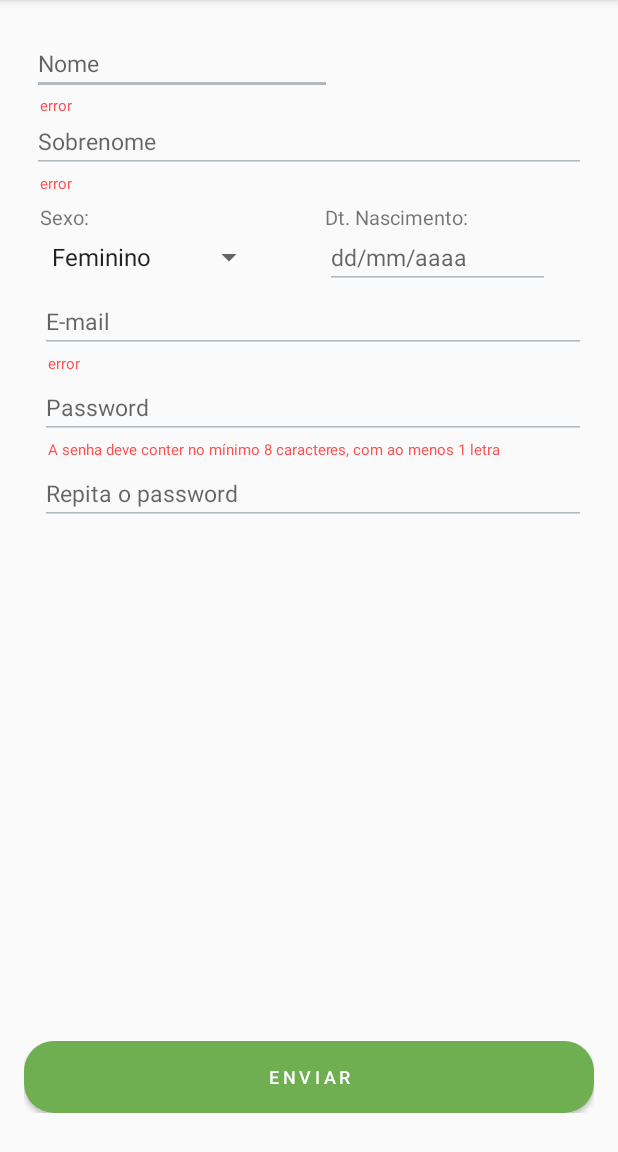
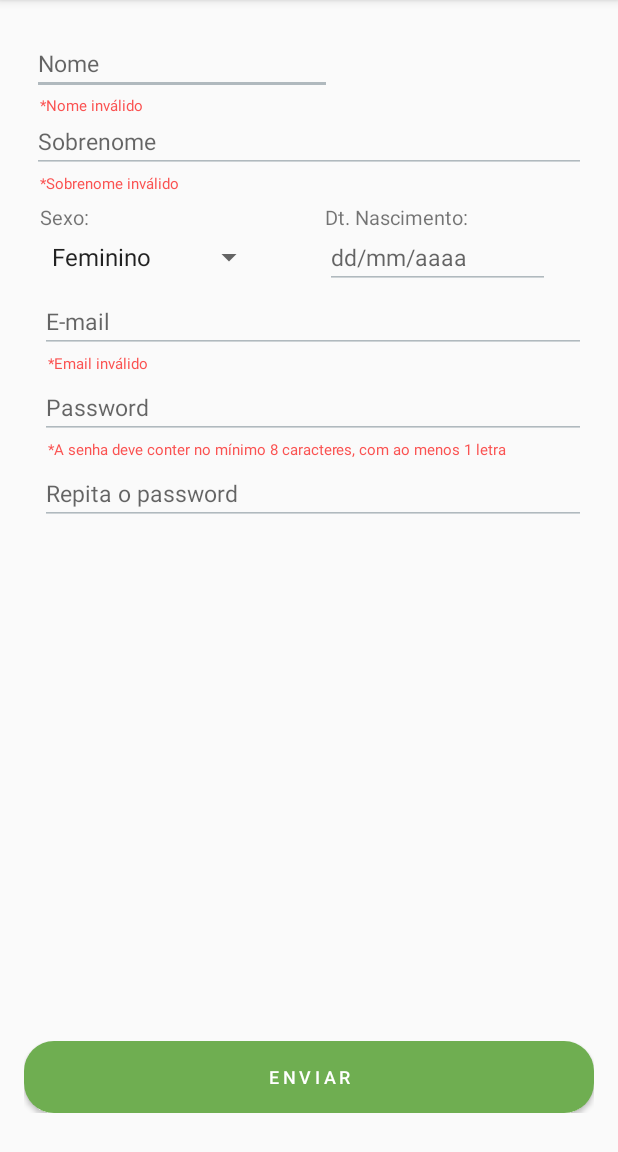
Before and after one commit to FelipeMariano/applica-android, an Android app: the SignupActivity screen opened directly, with no data from a screen before it, after a tap on "ENVIAR", on a phone screen of 412 x 824 dp, the part 84-1236 px from its top. Run offline under Robolectric (Android 15) with nearby library versions, the phone set to English and light mode, and no system bars; libraries missing offline, so code that uses them is left out: org.springframework.http, org.springframework.web.

Commit message:
Adds some validations and start to add lote value to aplicacoes

```diff
--- a/app/src/main/java/br/com/app/applica/activity/SignupActivity.java
+++ b/app/src/main/java/br/com/app/applica/activity/SignupActivity.java
@@ -67,15 +67,32 @@ public class SignupActivity extends AppCompatActivity {
 
         System.out.println(password.getText().toString());
         System.out.println(confirmPassword.getText().toString());
-        if(!isValidPassword(password.getText().toString(), confirmPassword.getText().toString()))
-            return false;
 
+        Boolean isValid = true;
         USER.setPassword(password.getText().toString());
         USER.setEmail(email.getText().toString());
         USER.setDt_nasc(dtNasc.getText().toString());
         USER.setSexo(sexo.getSelectedItem().toString());
         USER.setNome(nome.getText().toString());
         USER.setSobrenome(sobrenome.getText().toString());
+
+
+        if(!isValidPassword(USER.getPassword(), confirmPassword.getText().toString()))
+            isValid = false;
+
+        if(!isValidEmail(USER.getEmail()))
+            isValid = false;
+
+        if(!isValidNome(USER.getNome()))
+            isValid = false;
+
+        if(!isValidSobrenome(USER.getSobrenome()))
+            isValid = false;
+
+
+        if(!isValid)
+            return false;
+
 
         System.out.println(USER.getPassword());
         System.out.println(USER.getEmail());
@@ -84,11 +101,51 @@ public class SignupActivity extends AppCompatActivity {
         System.out.println(USER.getSobrenome());
         System.out.println(USER.getSexo());
 
-        if(USER.getNome() == null || USER.getSobrenome() == null || USER.getSexo() == null || USER.getEmail() == null || USER.getDt_nasc() == null)
-            return false;
-
         return true;
 
+    }
+
+    private boolean isValidNome(String nome){
+        Boolean isValid = true;
+
+        TextView errorNome = (TextView) findViewById(R.id.error_signup_nome);
+
+        if ((nome == null) || (nome.length() < 1)){
+            isValid = false;
+            errorNome.setText("*Nome inválido");
+        }else{
+            errorNome.setText("");
+        }
+
+        return isValid;
+    }
+
+    private boolean isValidSobrenome(String sobrenome){
+        Boolean isValid = true;
+        TextView errorSobrenome = (TextView) findViewById(R.id.error_signup_sobrenome);
+
+        if((sobrenome == null) || (sobrenome.length() < 1)){
+            isValid = false;
+            errorSobrenome.setText("*Sobrenome inválido");
+        }else{
+            errorSobrenome.setText("");
+        }
+
+        return isValid;
+    }
+
+    private boolean isValidEmail(String email){
+        Boolean isValid = true;
+        TextView errorEmail = (TextView) findViewById(R.id.error_signup_email);
+
+        if((email == null) || (email.length() < 5)){
+            isValid = false;
+            errorEmail.setText("*Email inválido");
+        }else{
+            errorEmail.setText("");
+        }
+
+        return isValid;
     }
 
     private boolean isValidPassword(String password, String repeatedPassword){
@@ -98,7 +155,9 @@ public class SignupActivity extends AppCompatActivity {
 
         if((password == null) || (password.length() <  8)){
             isValid = false;
-            errorPass.setText("A senha deve conter no mínimo 8 caracteres, com ao menos 1 letra");
+            errorPass.setText("*A senha deve conter no mínimo 8 caracteres, com ao menos 1 letra");
+        }else{
+            errorPass.setText("");
         }
 
         if(!password.equals(repeatedPassword)){
--- a/app/src/main/res/layout/activity_signup.xml
+++ b/app/src/main/res/layout/activity_signup.xml
@@ -29,7 +29,6 @@
             android:layout_marginLeft="5dp"
             android:layout_below="@+id/signup_nome"
             android:textSize="10sp"
-            android:text="error"
             android:textColor="@color/colorRed"
             android:layout_width="wrap_content"
             android:layout_height="wrap_content" />
@@ -51,7 +50,6 @@
             android:layout_marginLeft="5dp"
             android:layout_below="@+id/signup_sobrenome"
             android:textSize="10sp"
-            android:text="error"
             android:textColor="@color/colorRed"
             android:layout_width="wrap_content"
             android:layout_height="wrap_content" />
@@ -122,7 +120,6 @@
             android:layout_below="@+id/signup_email"
             android:layout_marginLeft="5dp"
             android:textSize="10sp"
-            android:text="error"
             android:textColor="@color/colorRed"
             android:layout_width="wrap_content"
             android:layout_height="wrap_content" />
@@ -145,7 +142,6 @@
             android:layout_below="@+id/signup_password"
             android:layout_marginLeft="5dp"
             android:textSize="10sp"
-            android:text="error"
             android:textColor="@color/colorRed"
             android:layout_width="wrap_content"
             android:layout_height="wrap_content" />
@@ -167,7 +163,6 @@
             android:layout_below="@+id/signup_password_repeat"
             android:layout_marginLeft="5dp"
             android:textSize="10sp"
-            android:text="error"
             android:textColor="@color/colorRed"
             android:layout_width="wrap_content"
             android:layout_height="wrap_content" />
--- a/app/src/main/res/layout/fragment_cardeneta_form.xml
+++ b/app/src/main/res/layout/fragment_cardeneta_form.xml
@@ -23,7 +23,6 @@
             android:layout_marginLeft="5dp"
             android:layout_below="@+id/txt_cardeneta_nome"
             android:textSize="12sp"
-            android:text="error"
             android:textColor="@color/colorRed"
             android:layout_width="wrap_content"
             android:layout_height="wrap_content" />
@@ -46,7 +45,6 @@
             android:layout_marginLeft="5dp"
             android:layout_below="@+id/txt_cardeneta_sobrenome"
             android:textSize="12sp"
-            android:text="error"
             android:textColor="@color/colorRed"
             android:layout_width="wrap_content"
             android:layout_height="wrap_content" />
@@ -107,7 +105,6 @@
             android:layout_marginLeft="5dp"
             android:layout_below="@+id/cardeneta_data_nasc"
             android:textSize="12sp"
-            android:text="error"
             android:textColor="@color/colorRed"
             android:layout_width="wrap_content"
             android:layout_height="wrap_content" />
```
Also changed, not shown: app/src/main/java/br/com/app/applica/entitity/Aplicacao.java (+9 -0 lines), app/src/main/java/br/com/app/applica/fragment/AplicacaoFormFragment.java (+29 -0 lines), app/src/main/java/br/com/app/applica/fragment/CardenetaFormFragment.java (+65 -6 lines), app/src/main/res/layout/fragment_aplicacao_form.xml (+23 -0 lines).
